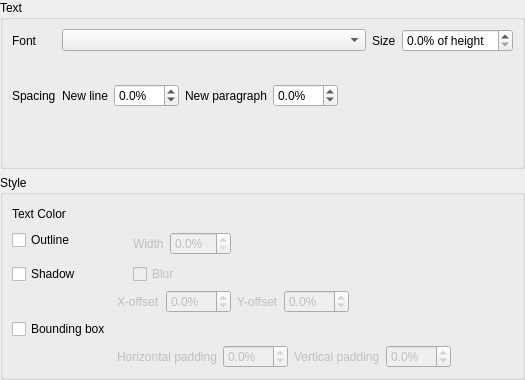
The window that src/bomi/ui/osdstylewidget.ui (bylee20/bomi) describes before a commit, drawn with Qt 5.
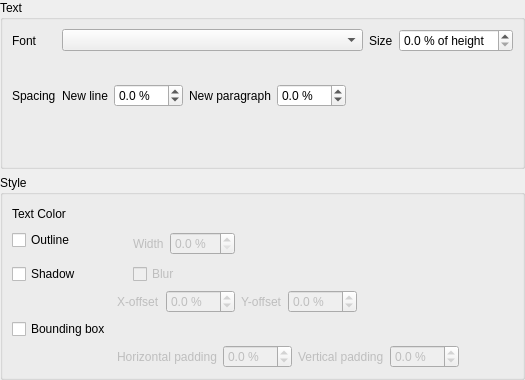
The same window after the commit. Custom widgets are drawn as their Qt base class.

Diff of the .ui file:
```diff
--- a/src/bomi/ui/osdstylewidget.ui
+++ b/src/bomi/ui/osdstylewidget.ui
@@ -61,7 +61,7 @@
            <bool>true</bool>
           </property>
           <property name="suffix">
-           <string notr="true">% of height</string>
+           <string notr="true"> % of height</string>
           </property>
           <property name="decimals">
            <number>1</number>
@@ -134,7 +134,7 @@
             <bool>true</bool>
            </property>
            <property name="suffix">
-            <string notr="true">%</string>
+            <string notr="true"> %</string>
            </property>
            <property name="decimals">
             <number>1</number>
@@ -166,7 +166,7 @@
             <bool>true</bool>
            </property>
            <property name="suffix">
-            <string notr="true">%</string>
+            <string notr="true"> %</string>
            </property>
            <property name="decimals">
             <number>1</number>
@@ -289,7 +289,7 @@
             <bool>true</bool>
            </property>
            <property name="suffix">
-            <string notr="true">%</string>
+            <string notr="true"> %</string>
            </property>
            <property name="decimals">
             <number>1</number>
@@ -398,7 +398,7 @@
               <bool>true</bool>
              </property>
              <property name="suffix">
-              <string notr="true">%</string>
+              <string notr="true"> %</string>
              </property>
              <property name="decimals">
               <number>1</number>
@@ -427,7 +427,7 @@
               <bool>true</bool>
              </property>
              <property name="suffix">
-              <string notr="true">%</string>
+              <string notr="true"> %</string>
              </property>
              <property name="decimals">
               <number>1</number>
@@ -534,7 +534,7 @@
               <bool>true</bool>
              </property>
              <property name="suffix">
-              <string notr="true">%</string>
+              <string notr="true"> %</string>
              </property>
              <property name="decimals">
               <number>1</number>
@@ -563,7 +563,7 @@
               <bool>true</bool>
              </property>
              <property name="suffix">
-              <string notr="true">%</string>
+              <string notr="true"> %</string>
              </property>
              <property name="decimals">
               <number>1</number>
```
